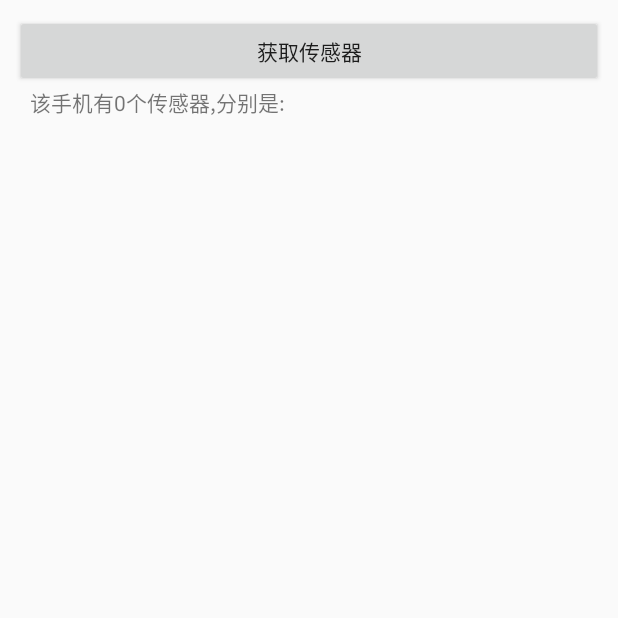
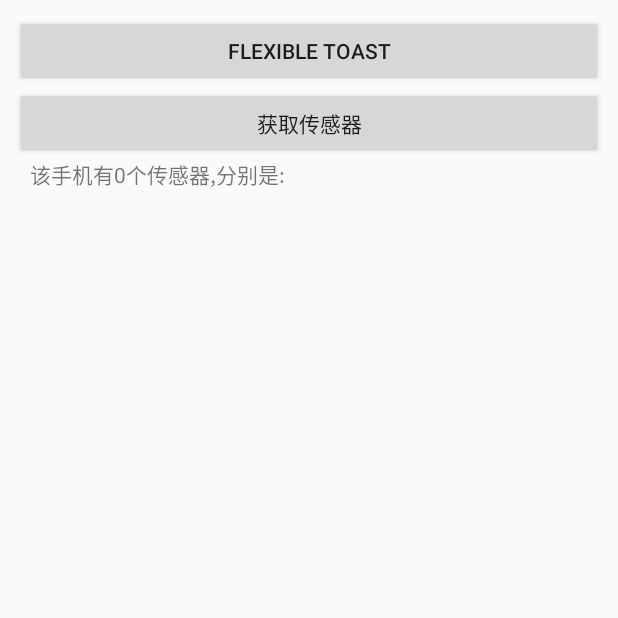
Before and after one commit to cl-hedgehog/MTime, an Android app: the SensorListActivity screen opened directly, with no data from a screen before it, after a tap on "获取传感器", on a phone screen of 412 x 824 dp, the top half of it. Run offline under Robolectric (Android 15) with nearby library versions, the phone set to English and light mode, and no system bars; our stand-ins replace ButterKnife.

Commit message:
1.增加OkHttp访问https地址的简单例子 2.增加全局设置的自定义Toast

```diff
--- a/app/build.gradle
+++ b/app/build.gradle
@@ -2,7 +2,7 @@ apply plugin: 'com.android.application'
 
 android {
     compileSdkVersion  23
-    buildToolsVersion  "23.0.1"
+    buildToolsVersion  "23.0.2"
 
     defaultConfig {
         applicationId  "com.dreamzone.mtime"
--- a/app/src/main/AndroidManifest.xml
+++ b/app/src/main/AndroidManifest.xml
@@ -79,9 +79,13 @@
             android:theme="@style/AppTheme.NoActionBar">
             <intent-filter>
                 <action android:name="android.intent.action.MAIN"/>
-
                 <category android:name="android.intent.category.LAUNCHER"/>
             </intent-filter>
+        </activity>
+        <activity
+            android:name=".OkHttpActivity"
+            android:screenOrientation="portrait"
+            android:theme="@style/AppTheme.NoActionBar">
         </activity>
     </application>
 
--- a/app/src/main/java/com/dreamzone/mtime/MainActivityFragment.java
+++ b/app/src/main/java/com/dreamzone/mtime/MainActivityFragment.java
@@ -73,6 +73,9 @@ public class MainActivityFragment extends Fragment {
             case 2:
                 SensorListActivity.start(getActivity());
                 break;
+            case 3:
+                OkHttpActivity.start(getActivity());
+                break;
             default:
                 break;
         }
--- a/app/src/main/java/com/dreamzone/mtime/SensorListActivity.java
+++ b/app/src/main/java/com/dreamzone/mtime/SensorListActivity.java
@@ -5,11 +5,14 @@ import android.content.Intent;
 import android.hardware.Sensor;
 import android.hardware.SensorManager;
 import android.os.Bundle;
+import android.view.LayoutInflater;
 import android.view.View;
 import android.widget.Button;
 import android.widget.TextView;
 
 import com.dreamzone.mtime.base.BaseActivity;
+import com.matrix.appsdk.BaseApp;
+import com.matrix.appsdk.widget.FlexibleToast;
 
 import java.util.List;
 
@@ -28,6 +31,8 @@ public class SensorListActivity extends BaseActivity implements View.OnClickList
 
     @Bind(R.id.btn_get_sensor)
     Button btnGetSensor;
+    @Bind(R.id.btn_get_toast)
+    Button btnToast;
     @Bind(R.id.tv_sensor)
     TextView tvSensor;
 
@@ -47,6 +52,7 @@ public class SensorListActivity extends BaseActivity implements View.OnClickList
         setContentView(R.layout.activity_sensor_list);
         ButterKnife.bind(this);
         btnGetSensor.setOnClickListener(this);
+        btnToast.setOnClickListener(this);
         sensorManager = (SensorManager) getSystemService(Context.SENSOR_SERVICE);
         sensorList = sensorManager.getSensorList(Sensor.TYPE_ALL);// 获得传感器列表
     }
@@ -56,9 +62,30 @@ public class SensorListActivity extends BaseActivity implements View.OnClickList
     public void onClick(View v) {
         if (v.getId() == R.id.btn_get_sensor) {
             getAllSensors();
+            showToastTwo();
+        } else if (v.getId() == R.id.btn_get_toast) {
+            showToastOne();
         }
     }
 
+    private void showToastOne() {
+        FlexibleToast.Builder builder = new FlexibleToast.Builder(this).setGravity(FlexibleToast.GRAVITY_TOP).
+                setFirstText("first").setSecondText("second=" + System.currentTimeMillis());
+        BaseApp.getApp().toastShowByBuilder(builder);
+    }
+
+
+    private void showToastTwo() {
+        View toastView = LayoutInflater.from(this).inflate(R.layout.layout_toast_with_two_text, null, false);
+        TextView tvOne = (TextView) toastView.findViewById(R.id.tv_text_one);
+        TextView tvTwo = (TextView) toastView.findViewById(R.id.tv_text_two);
+        tvOne.setText("customer one");
+        tvTwo.setText("customer two");
+        FlexibleToast.Builder builder = new FlexibleToast.Builder(this).setCustomerView(toastView);
+        BaseApp.getApp().toastShowByBuilder(builder);
+
+
+    }
 
     private void getAllSensors() {
         sb = new StringBuffer();
--- a/app/src/main/java/com/dreamzone/mtime/SimpleMediaPlayActivity.java
+++ b/app/src/main/java/com/dreamzone/mtime/SimpleMediaPlayActivity.java
@@ -8,7 +8,6 @@ import android.os.Environment;
 import android.view.View;
 import android.widget.LinearLayout;
 
-import com.dreamzone.mtime.base.AppContext;
 import com.dreamzone.mtime.base.BaseActivity;
 import com.matrix.appsdk.common.AndroidLogger;
 import com.matrix.appsdk.widget.AutoBgImageView;
@@ -58,7 +57,7 @@ public class SimpleMediaPlayActivity extends BaseActivity implements View.OnClic
                 startBgPlay();
                 break;
             case R.id.aiv_img:
-                AppContext.getAppContext().showtoast("image click");
+                //AppContext.getAppContext().showtoast("image click");
                 Logger.beginInfo(AndroidLogger.TAG).p("on click").end();
                 break;
         }
--- a/app/src/main/java/com/dreamzone/mtime/base/BaseActivity.java
+++ b/app/src/main/java/com/dreamzone/mtime/base/BaseActivity.java
@@ -27,7 +27,9 @@ public class BaseActivity extends FragmentActivity {
         super.onCreate(savedInstanceState);
         requestWindowFeature(Window.FEATURE_NO_TITLE);
         ActivityStack.getIns().push(this);
+
     }
+
 
     /**
      * 显示加载完成框
--- a/app/src/main/res/layout/activity_sensor_list.xml
+++ b/app/src/main/res/layout/activity_sensor_list.xml
@@ -6,11 +6,15 @@
               android:orientation="vertical">
 
     <Button
+        android:id="@+id/btn_get_toast"
+        android:layout_width="fill_parent"
+        android:layout_height="wrap_content"
+        android:text="Flexible Toast"/>
+    <Button
         android:id="@+id/btn_get_sensor"
         android:layout_width="fill_parent"
         android:layout_height="wrap_content"
         android:text="获取传感器"/>
-
     <ScrollView
         xmlns:android="http://schemas.android.com/apk/res/android"
         android:layout_width="fill_parent"
--- a/app/src/main/res/values/arrays.xml
+++ b/app/src/main/res/values/arrays.xml
@@ -4,5 +4,6 @@
         <item>Simple MediaPlayer</item>
         <item>Simple RemoteService</item>
         <item>Sensor List</item>
+        <item>OkHttp https test</item>
     </string-array>
 </resources>
--- a/app/src/main/res/values/colors.xml
+++ b/app/src/main/res/values/colors.xml
@@ -4,5 +4,5 @@
     <color name="colorPrimaryDark">#303F9F</color>
     <color name="colorAccent">#FF4081</color>
 
-
+    <color name="trans_white_80">#CCffffff</color> <!-- 80% trans -->
 </resources>
--- a/appsdk/build.gradle
+++ b/appsdk/build.gradle
@@ -2,7 +2,7 @@ apply plugin: 'com.android.library'
 
 android {
     compileSdkVersion 23
-    buildToolsVersion "23.0.1"
+    buildToolsVersion "23.0.2"
 
     defaultConfig {
         minSdkVersion 14
@@ -25,4 +25,8 @@ dependencies {
     compile 'com.jakewharton:butterknife:7.0.1'
     compile 'com.android.support:recyclerview-v7:23.1.1'
     compile 'com.android.support:cardview-v7:23.1.1'
+
+    // okhttp
+    compile 'com.squareup.okhttp3:okhttp:3.2.0'
+    testCompile 'com.squareup.okhttp3:mockwebserver:3.2.0'
 }
--- /dev/null
+++ b/appsdk/src/main/java/com/matrix/appsdk/widget/FlexibleToast.java
@@ -0,0 +1,140 @@
+package com.matrix.appsdk.widget;
+
+import android.content.Context;
+import android.view.Gravity;
+import android.view.LayoutInflater;
+import android.view.View;
+import android.widget.ImageView;
+import android.widget.TextView;
+import android.widget.Toast;
+
+import com.matrix.appsdk.R;
+import com.matrix.appsdk.utils.Tools;
+
+/**
+ * @author bohe
+ * @ClassName: FlexibleToast
+ * @Description: 全局Toast：
+ * 1. 支持默认格式，自上向下布局为ImageView，TextView，TextView，三个控件可以自由组合显示或隐藏
+ * 2. 支持Top，Center，Bottom的位置显示
+ * 3. 支持多样的显示格式，可以传入自定义的layout的View
+ * 4. 共用一个Toast对象，防止多次Toast重叠并显示时间累加，该控件近保留最后一次的设置和显示。
+ * 5. 最好在自定义的Application中new该Toast，Activity，Fragment，Adapter中都可以直接调用。
+ *
+ * @date 2016/5/17 11:54
+ */
+public class FlexibleToast {
+
+    public static final int GRAVITY_BOTTOM = 0;
+    public static final int GRAVITY_CENTER = 1;
+    public static final int GRAVITY_TOP = 2;
+    public static final int TOAST_SHORT = 0;
+    public static final int TOAST_LONG = 1;
+
+    private Context mContext;
+
+    private Toast flexibleToast;
+
+    public void toastShow(Builder builder) {
+        if (flexibleToast == null) {
+            flexibleToast = new Toast(mContext);
+        }
+        // toast position
+        if (builder.mGravity == GRAVITY_CENTER) {
+            flexibleToast.setGravity(Gravity.CENTER | Gravity.CENTER_VERTICAL, 0, 0);
+        } else if (builder.mGravity == GRAVITY_TOP) {
+            flexibleToast.setGravity(Gravity.TOP | Gravity.CENTER_VERTICAL, 0, Tools.dip2px(mContext, 20));
+        } else {
+            flexibleToast.setGravity(Gravity.BOTTOM | Gravity.CENTER_VERTICAL, 0, Tools.dip2px(mContext, 20));
+        }
+        if (builder.mDuration == TOAST_LONG) {
+            flexibleToast.setDuration(Toast.LENGTH_LONG);
+        } else {
+            flexibleToast.setDuration(Toast.LENGTH_SHORT);
+        }
+        if (builder.hasCustomerView && builder.mCustomerView != null) {
+            flexibleToast.setView(builder.mCustomerView);
+        } else {
+            flexibleToast.setView(builder.mDefaultView);
+        }
+        flexibleToast.show();
+    }
+
+    public FlexibleToast(Context context) {
+        mContext = context;
+    }
+
+    /**
+     * 控制Toast的显示样式
+     */
+    public static class Builder {
+        private View mDefaultView;
+        private View mCustomerView;
+        private ImageView mIvImage;
+        private TextView mTvFirst;
+        private TextView mTvSecond;
+
+        private View dividerFirst;
+        private View dividerSecond;
+
+        private int mDuration = Toast.LENGTH_SHORT;// 0 short, 1 long
+        private int mGravity = 0;
+        private boolean hasCustomerView = false; // 是否使用自定义layout
+
+
+        /**
+         * 使用全局的ApplicationContext进行初始化
+         * @param context
+         */
+        public Builder(Context context) {
+            mDefaultView = LayoutInflater.from(context).inflate(R.layout.layout_toast_flexible, null);
+            mIvImage = (ImageView) mDefaultView.findViewById(R.id.iv_img);
+            mTvFirst = (TextView) mDefaultView.findViewById(R.id.tv_text_first);
+            mTvSecond = (TextView) mDefaultView.findViewById(R.id.tv_text_second);
+            dividerFirst = mDefaultView.findViewById(R.id.divider_first);
+            dividerSecond = mDefaultView.findViewById(R.id.divider_second);
+        }
+
+        public Builder setImageResource(int resId) {
+            this.mIvImage.setImageResource(resId);
+            this.mIvImage.setVisibility(View.VISIBLE);
+            this.dividerFirst.setVisibility(View.VISIBLE);
+            return this;
+        }
+
+        public Builder setFirstText(String firstText) {
+            this.mTvFirst.setText(firstText);
+            this.mTvFirst.setVisibility(View.VISIBLE);
+            this.dividerSecond.setVisibility(View.VISIBLE);
+            return this;
+        }
+
+        public Builder setSecondText(String secondText) {
+            this.mTvSecond.setText(secondText);
+            this.mTvSecond.setVisibility(View.VISIBLE);
+            return this;
+        }
+
+        public Builder setDuration(int duration) {
+            this.mDuration = duration;
+            return this;
+        }
+
+        public Builder setGravity(int gravity) {
+            this.mGravity = gravity;
+            return this;
+        }
+
+        /**
+         * 为Toast指定自定义的layout，此时上面对ImageView和TextView的设置失效。
+         * @param customerView
+         * @return
+         */
+        public Builder setCustomerView(View customerView) {
+            this.mCustomerView = customerView;
+            this.hasCustomerView = true;
+            return this;
+        }
+    }
+
+}
--- a/appsdk/src/main/res/values/colors.xml
+++ b/appsdk/src/main/res/values/colors.xml
@@ -33,6 +33,7 @@
     <!-- 26% trans -->
     <color name="trans_white_54">#8Affffff</color>
     <color name="trans_white_75">#C0ffffff</color>
+    <color name="trans_white_80">#CCffffff</color>
     <!-- 54% trans -->
 
 
```
Also changed, not shown: app/src/main/java/com/dreamzone/mtime/OkHttpActivity.java (added, +111 -0 lines), app/src/main/java/com/dreamzone/mtime/adapter/DemoListRecyclerAdapter.java (+11 -6 lines), app/src/main/res/layout/activity_ok_http.xml (added, +32 -0 lines), appsdk/src/main/java/com/matrix/appsdk/BaseApp.java (+6 -70 lines), appsdk/src/main/res/drawable/toast_bg_circle_cornor_rect.xml (+4 -4 lines), appsdk/src/main/res/layout/layout_toast_flexible.xml (added, +51 -0 lines), app/src/main/res/drawable-xhdpi/icon_toast_success.png (added).
